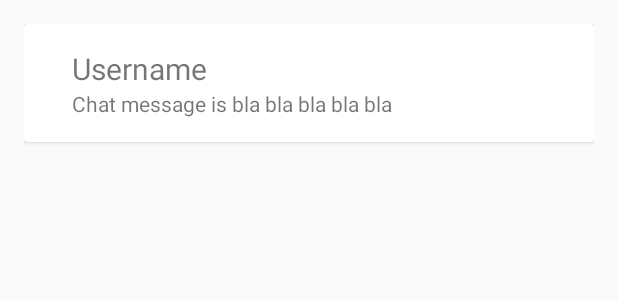
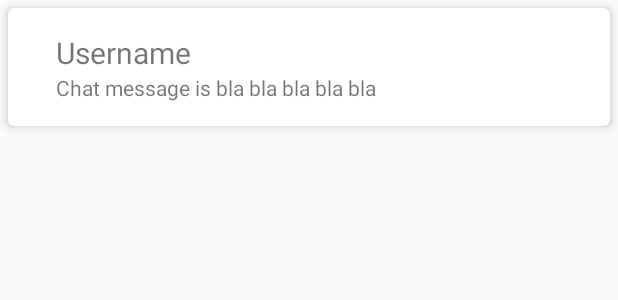
Before and after one commit to zurche/mvp-firebase, an Android app: the layout chat_message_layout.xml on its own in the app's theme, with its tools: preview values and no code run, on a phone screen of 412 x 824 dp. Shown: the top 300 px of the screen. Run offline under Robolectric (Android 15) with nearby library versions, the phone set to English and light mode, and no system bars.

```diff
--- a/app/src/main/AndroidManifest.xml
+++ b/app/src/main/AndroidManifest.xml
@@ -18,7 +18,8 @@
             </intent-filter>
         </activity>
         <activity android:name=".chat.view.ChatActivity"
-            android:launchMode="singleTask"/>
+            android:launchMode="singleTask"
+            android:windowSoftInputMode="stateHidden|adjustPan"/>
     </application>
 
 </manifest>
--- a/app/src/main/res/layout/chat_message_layout.xml
+++ b/app/src/main/res/layout/chat_message_layout.xml
@@ -3,12 +3,15 @@
     android:layout_width="match_parent"
     android:layout_height="match_parent"
     xmlns:tools="http://schemas.android.com/tools"
-    android:padding="16dp">
+    xmlns:card_view="http://schemas.android.com/apk/res-auto">
 
     <android.support.v7.widget.CardView
         android:id="@+id/cv"
         android:layout_width="match_parent"
-        android:layout_height="wrap_content">
+        android:layout_height="wrap_content"
+        card_view:cardCornerRadius="4dp"
+        card_view:cardElevation="4dp"
+        android:layout_margin="5dp">
 
         <RelativeLayout
             android:layout_width="match_parent"
```
Also changed, not shown: app/src/main/java/com/example/zurcher/firebaseexample/chat/view/ChatActivity.java (+9 -0 lines), app/src/main/java/com/example/zurcher/firebaseexample/login/view/LoginActivity.java (+18 -0 lines), app/src/main/res/layout/activity_login.xml (+9 -0 lines), app/src/main/res/layout/activity_main.xml (+16 -7 lines).
